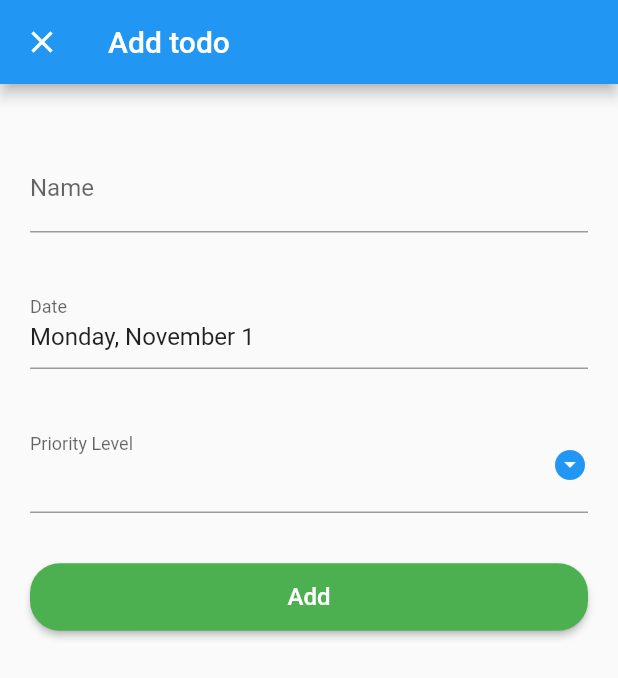
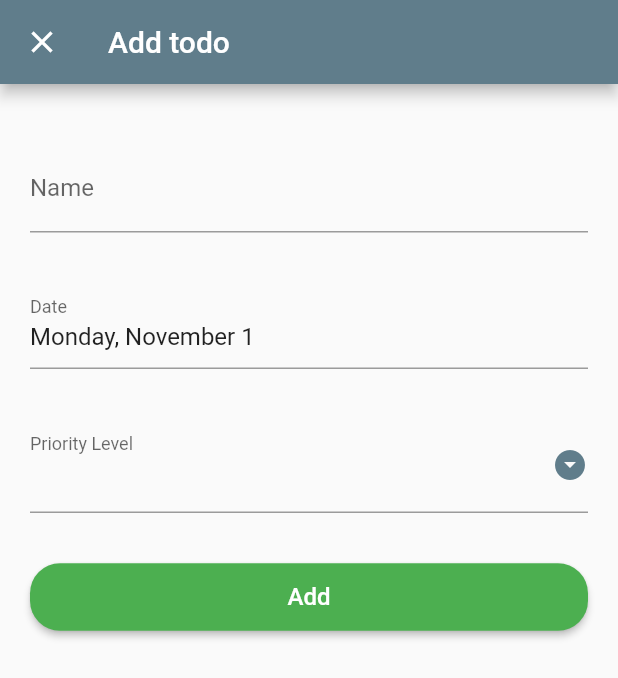
Before and after one commit to RoseNeezar/todos-fl, a Flutter app: the screen it shows after launch, after a tap on the "add" icon, on a phone screen of 412 x 824 dp. Shown: the top 678 px of the screen. Run offline on Flutter 3.47's test engine with Material 2 defaults, Android fonts, the phone set to English and light mode, and no system bars; our stand-ins replace sqflite; missing offline and left inert: enum_to_string; accounts and stored records are empty.

Commit message:
add delete todos

```diff
--- a/lib/main.dart
+++ b/lib/main.dart
@@ -15,7 +15,7 @@ class MyApp extends StatelessWidget {
       title: 'Flutter todos',
       debugShowCheckedModeBanner: false,
       theme: ThemeData(
-        primarySwatch: Colors.blue,
+        primarySwatch: Colors.blueGrey,
       ),
       home: TodoListScreen(),
     );
--- a/lib/screens/addTodo.screen.dart
+++ b/lib/screens/addTodo.screen.dart
@@ -7,8 +7,9 @@ import 'package:todos/services/database.service.dart';
 
 class AddTodoScreen extends StatefulWidget {
   final VoidCallback updateTodos;
+  final Todo? todo;
 
-  const AddTodoScreen({required this.updateTodos});
+  const AddTodoScreen({required this.updateTodos, this.todo});
 
   @override
   _AddTodoScreenState createState() => _AddTodoScreenState();
@@ -22,15 +23,22 @@ class _AddTodoScreenState extends State<AddTodoScreen> {
 
   Todo? _todo;
 
+  bool get _isEditing => widget.todo != null;
+
   @override
   void initState() {
     super.initState();
+
+    if (_isEditing) {
+      _todo = widget.todo;
+    } else {
       _todo = Todo(
         name: '',
         priorityLevel: PriorityLevel.medium,
         completed: false,
         date: DateTime.now(),
       );
+    }
 
     _nameController = TextEditingController(text: _todo!.name);
     _dateController =
@@ -49,7 +57,7 @@ class _AddTodoScreenState extends State<AddTodoScreen> {
   Widget build(BuildContext context) {
     return Scaffold(
       appBar: AppBar(
-        title: Text('Add todo'),
+        title: Text(!_isEditing ? 'Add todo' : 'Update Todo'),
       ),
       body: GestureDetector(
         onTap: () => FocusScope.of(context).unfocus(),
@@ -102,7 +110,8 @@ class _AddTodoScreenState extends State<AddTodoScreen> {
                 ElevatedButton(
                   onPressed: _submit,
                   style: ButtonStyle(
-                      backgroundColor: MaterialStateProperty.all(Colors.green),
+                    backgroundColor: MaterialStateProperty.all(
+                        !_isEditing ? Colors.green : Colors.orange),
                     minimumSize: MaterialStateProperty.all(
                       Size.fromHeight(45.0),
                     ),
@@ -113,9 +122,36 @@ class _AddTodoScreenState extends State<AddTodoScreen> {
                     ),
                   ),
                   child: Text(
-                      'Add',
+                    !_isEditing ? 'Add' : 'Save',
                     style: TextStyle(fontSize: 16.0, color: Colors.white),
-                    ))
+                  ),
+                ),
+                SizedBox(
+                  height: 20.0,
+                ),
+                if (_isEditing)
+                  ElevatedButton(
+                    onPressed: () {
+                      DatabaseService.instance.delete(_todo!.id!);
+                      widget.updateTodos();
+                      Navigator.pop(context);
+                    },
+                    style: ButtonStyle(
+                      backgroundColor: MaterialStateProperty.all(Colors.red),
+                      minimumSize: MaterialStateProperty.all(
+                        Size.fromHeight(45.0),
+                      ),
+                      shape: MaterialStateProperty.all(
+                        RoundedRectangleBorder(
+                          borderRadius: BorderRadius.circular(20.0),
+                        ),
+                      ),
+                    ),
+                    child: Text(
+                      'Delete',
+                      style: TextStyle(fontSize: 16.0, color: Colors.white),
+                    ),
+                  )
               ],
             ),
           ),
@@ -143,8 +179,11 @@ class _AddTodoScreenState extends State<AddTodoScreen> {
   void _submit() {
     if (_formKey.currentState!.validate()) {
       _formKey.currentState!.save();
-
+      if (!_isEditing) {
         DatabaseService.instance.insert(_todo!);
+      } else {
+        DatabaseService.instance.update(_todo!);
+      }
 
       widget.updateTodos();
 
```
Also changed, not shown: lib/widget/TodoTile.widget.dart (+11 -0 lines). Lines whose indentation alone changed are shown as unchanged.
